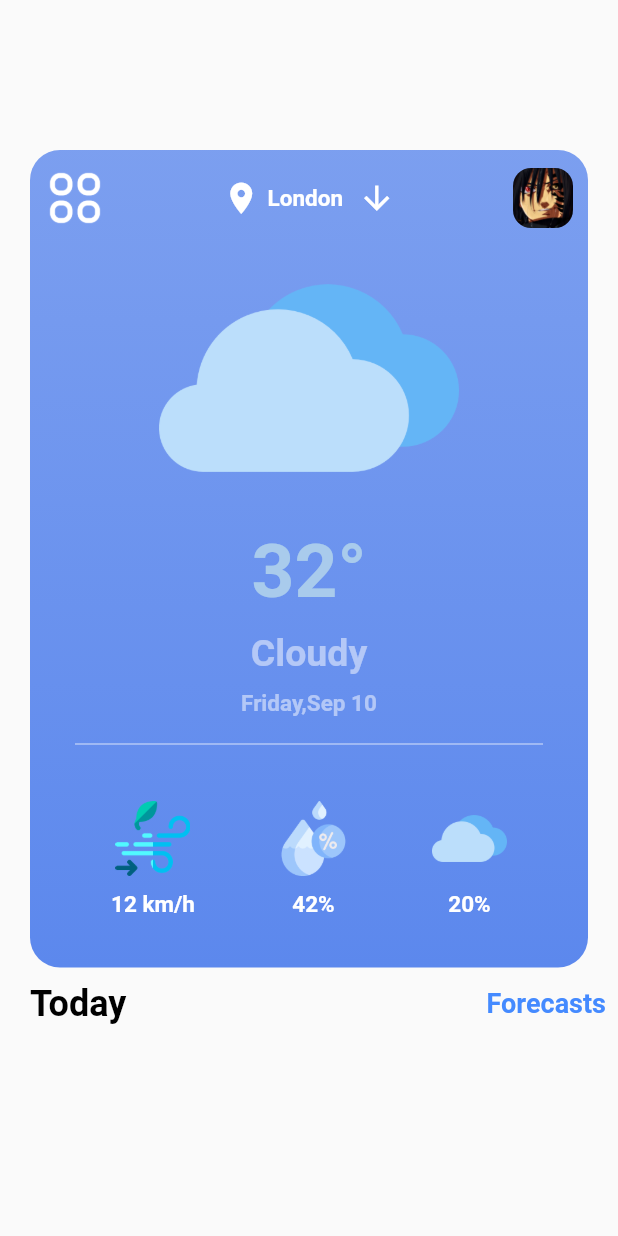
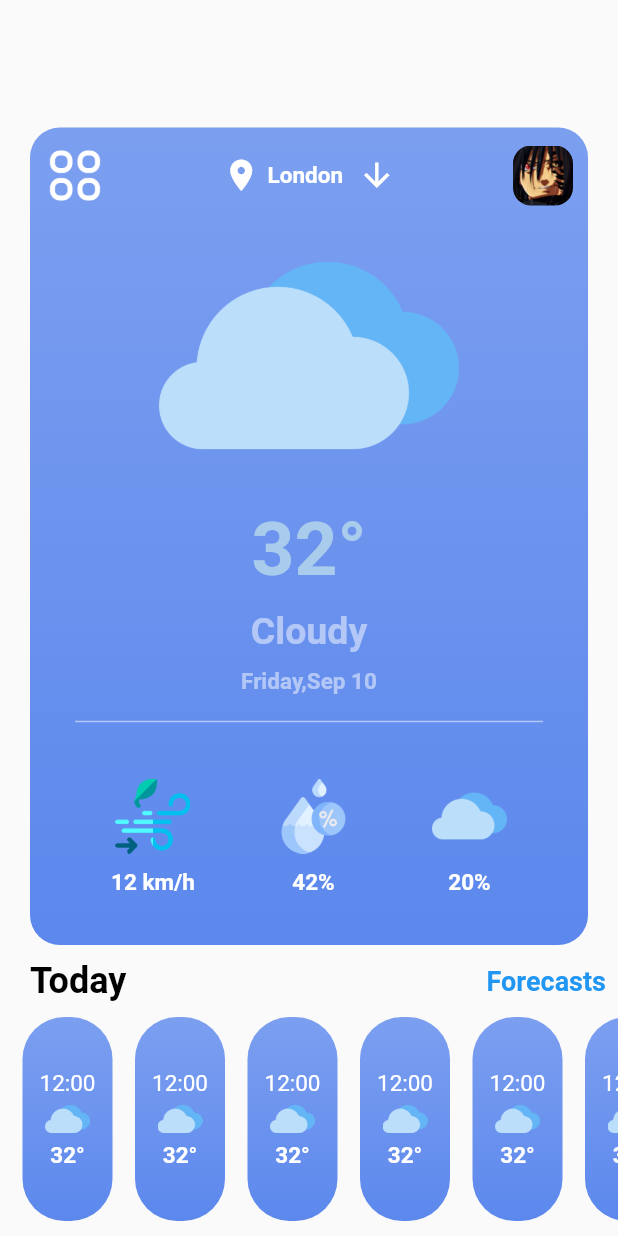
Before and after one commit to ramywael/Weather_App, a Flutter app: the screen it shows after launch, on a phone screen of 412 x 824 dp. Run offline on Flutter 3.47's test engine with Material 2 defaults, Android fonts, the phone set to English and light mode, and no system bars.

Commit message:
finish the ui for the home page

```diff
--- a/lib/views/home_view.dart
+++ b/lib/views/home_view.dart
@@ -7,12 +7,10 @@ class HomeView extends StatelessWidget {
   @override
   Widget build(BuildContext context) {
     return Scaffold(
-      appBar: null,
-      extendBodyBehindAppBar: true,
       body: Column(
         children: [
           Container(
-            margin: const EdgeInsets.only(right: 20,left: 20,top: 100),
+            margin: const EdgeInsets.only(right: 20,left: 20,top: 85),
             height: 545,
             decoration: BoxDecoration(
               borderRadius: BorderRadius.circular(20),
@@ -207,14 +205,61 @@ class HomeView extends StatelessWidget {
               },  child: const Text(
                 "Forecasts",
                 style: TextStyle(
-                    color: Colors.blueAccent,
+                    color: Colors.blue,
                     fontSize: 18,
                     fontWeight: FontWeight.bold),
               ),),
             ],
           ),
-        ],
+ Expanded(
+   child: ListView.builder(itemCount: 10,scrollDirection: Axis.horizontal,itemBuilder: (context, index) {
+    return Padding(
+      padding: const EdgeInsets.only(bottom: 10,left: 15,),
+      child: Container(
+        width:60,
+        decoration: BoxDecoration(
+          borderRadius:  BorderRadius.circular(
+            28,
+          ),
+          gradient: LinearGradient(
+            colors: [
+              const Color(0xff5C88ED).withOpacity(.8),
+              const Color(0xff5C88ED),
+            ],
+            begin: Alignment.topCenter,
+            end: Alignment.bottomCenter,
+          ),
+        ),
+        child:  Column(
+          mainAxisAlignment: MainAxisAlignment.center,
+          children: [
+         const   Text(
+              "12:00",
+              style: TextStyle(
+                color: Colors.white,
+                fontSize: 15,
+              ),
+            ),
+            Image.asset(
+              "assets/cloud.png",
+              width: 30,
+              height: 30,
+            ),
+            const Text(
+              "32°",
+              style: TextStyle(
+                  color: Colors.white,
+                  fontSize: 15,
+                  fontWeight: FontWeight.bold),
+            ),
+          ],
+        ),
       ),
+    );
+   },),
+ ),
+    ],
+    ),
     );
   }
 }
```
